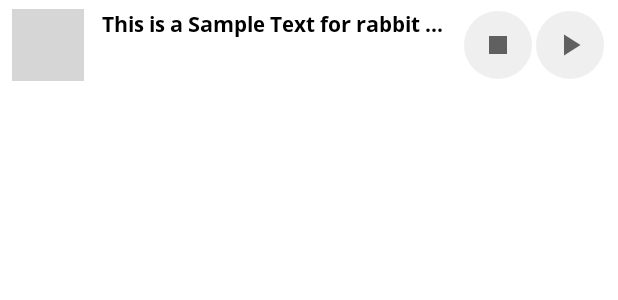
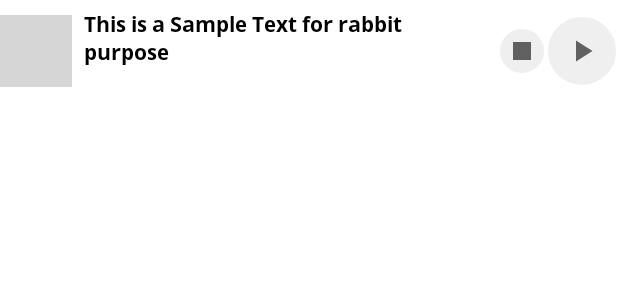
Before and after one commit to fcat97/Mohaasaba, an Android app: the layout item_subplan_action.xml on its own in the app's theme, with its tools: preview values and no code run, on a phone screen of 412 x 824 dp. Shown: the top 300 px of the screen. Run offline under Robolectric (Android 15) with nearby library versions, the phone set to English and light mode, and no system bars; plain views replace CircleProgressView; grey boxes are pictures that could not be loaded.

Commit message:
Minor changes

```diff
--- a/app/src/main/res/layout/fragment_edit_subplan.xml
+++ b/app/src/main/res/layout/fragment_edit_subplan.xml
@@ -55,7 +55,6 @@
                 android:layout_width="wrap_content"
                 android:layout_height="wrap_content"
                 android:text="Time Track"
-                android:layout_weight="1"
                 android:padding="@dimen/dimen_mini"
                 android:textAlignment="center"
                 android:background="@drawable/button_ripple_gray"
--- a/app/src/main/res/layout/item_subplan_action.xml
+++ b/app/src/main/res/layout/item_subplan_action.xml
@@ -5,8 +5,6 @@
     xmlns:app="http://schemas.android.com/apk/res-auto"
     android:layout_width="match_parent"
     android:layout_height="wrap_content"
-    android:layout_marginStart="@dimen/dimen_mini"
-    android:layout_marginEnd="@dimen/dimen_mini"
     android:layout_marginTop="2dp"
     android:background="?attr/selectableItemBackground"
     android:layout_alignParentStart="true">
@@ -16,7 +14,7 @@
         android:layout_height="wrap_content"
         android:text="@string/dummy_text"
         android:textAppearance="@style/textRegular.bold"
-        android:lines="1"
+        android:maxLines="2"
         android:ellipsize="end"
         android:layout_marginStart="@dimen/dimen_small"
         android:layout_marginEnd="@dimen/dimen_small"
@@ -28,7 +26,7 @@
         android:id="@+id/goal_TextView_ItemSubPlanCount"
         android:layout_width="wrap_content"
         android:layout_height="wrap_content"
-        android:textAppearance="@style/textRegular"
+        android:textAppearance="@style/textMini"
         android:lines="1"
         android:ellipsize="end"
         android:layout_marginStart="@dimen/dimen_small"
@@ -41,7 +39,6 @@
         android:id="@+id/circularProgressView_ItemSubPlanCount"
         android:layout_width="48dp"
         android:layout_height="48dp"
-        android:layout_margin="@dimen/dimen_mini"
 
         app:cpv_maxValue="15"
         app:cpv_value="0"
@@ -69,16 +66,19 @@
         android:id="@+id/completed_ImageView_ItemSubPlanCount"
         android:layout_width="32dp"
         android:layout_height="32dp"
-        android:layout_margin="@dimen/dimen_mini"
         android:src="@drawable/ic_checkup"
         android:visibility="invisible"
 
-        android:layout_alignParentStart="true"
+        android:layout_alignStart="@id/circularProgressView_ItemSubPlanCount"
+        android:layout_alignEnd="@id/circularProgressView_ItemSubPlanCount"
+        android:layout_alignTop="@id/circularProgressView_ItemSubPlanCount"
+        android:layout_alignBottom="@id/circularProgressView_ItemSubPlanCount"
         android:layout_centerVertical="true"/>
     <ImageButton
         android:id="@+id/button1_ImageButton_ItemSubPlanCount"
-        android:layout_width="48dp"
-        android:layout_height="48dp"
+        android:layout_width="32dp"
+        android:layout_height="32dp"
+        android:padding="@dimen/dimen_mini"
         android:src="@drawable/ic_stop"
         android:background="@drawable/button_circle_ripple"
         android:layout_centerVertical="true"
@@ -88,7 +88,6 @@
         android:layout_width="48dp"
         android:layout_height="48dp"
         android:src="@drawable/ic_play"
-        android:layout_marginEnd="@dimen/dimen_mini"
         android:background="@drawable/button_circle_ripple"
         android:layout_centerVertical="true"
         android:layout_alignParentEnd="true"/>
```
Also changed, not shown: 1 other file.
